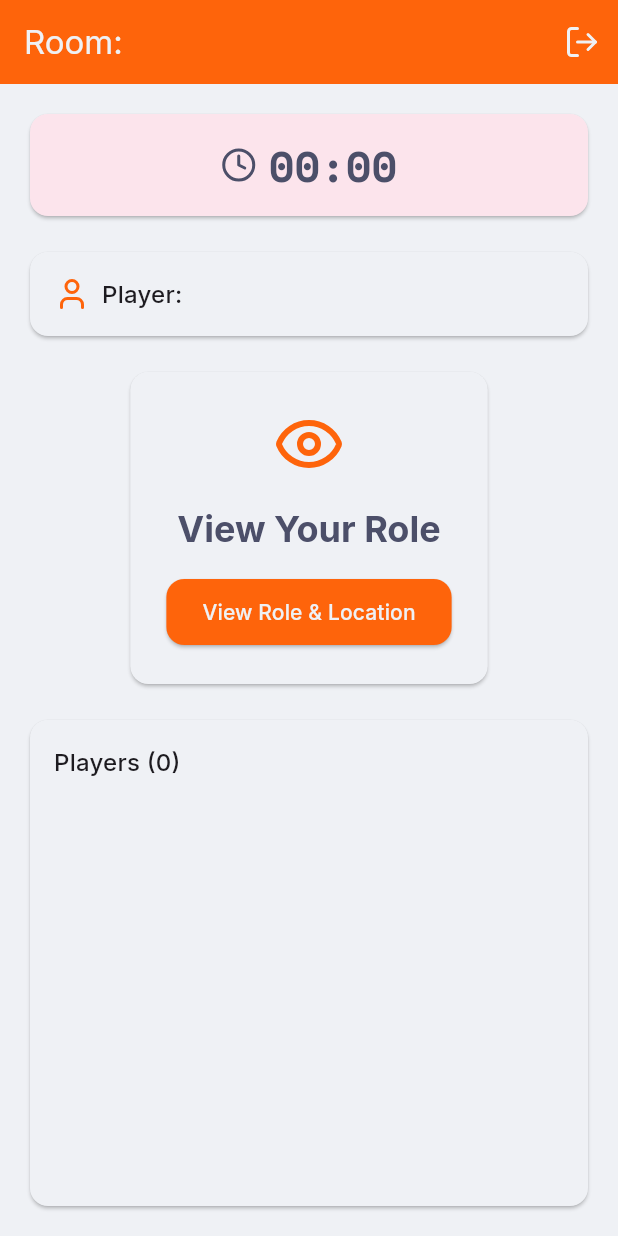
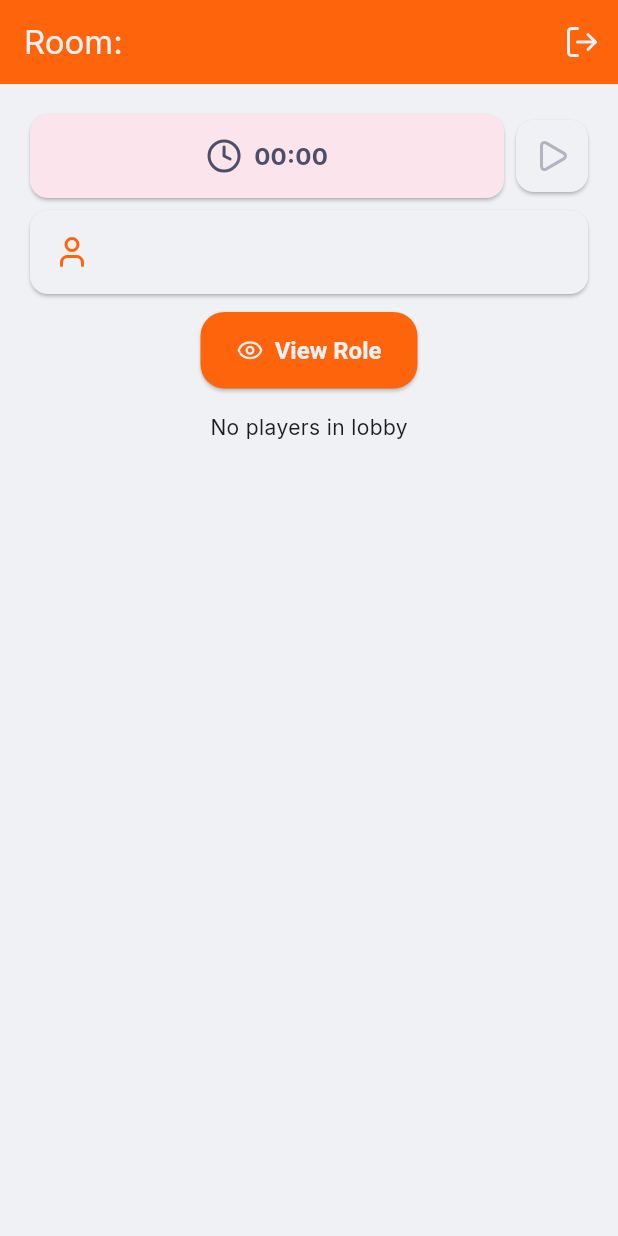
Before and after one commit to Jeshwin/Spyfall, a Flutter app: the GamePage screen opened directly with empty values, on a phone screen of 412 x 824 dp. Run offline on Flutter 3.47's test engine with Material 3 defaults, Android fonts, the light colour scheme and no system bars; our stand-ins replace cloud_firestore, firebase_core, google_fonts, lucide_icons, yaml; accounts and stored records are empty; generated files the repository leaves out were written again.

Commit message:
Work on game page more

```diff
--- a/lib/models/room.dart
+++ b/lib/models/room.dart
@@ -23,7 +23,7 @@ class RoomSettings {
 
   static RoomSettings fromJson(Map<String, dynamic> json) {
     return RoomSettings(
-      discussionTime: json['discussionTime'] ?? 480,
+      discussionTime: json['discussionTime'] ?? 360,
       votingTime: json['votingTime'] ?? 120,
       startTimerOnGameStart: json['startTimerOnGameStart'] ?? true,
     );
--- a/lib/pages/game_page.dart
+++ b/lib/pages/game_page.dart
@@ -2,7 +2,6 @@ import 'dart:async';
 
 import 'package:flutter/material.dart';
 import 'package:flutter/services.dart';
-import 'package:google_fonts/google_fonts.dart';
 import 'package:lucide_icons/lucide_icons.dart';
 
 import '../models/player.dart';
@@ -11,23 +10,23 @@ import '../services/room_service.dart';
 
 class GamePage extends StatefulWidget {
   final String roomCode;
-  final String playerName;
+  final String playerId;
 
-  const GamePage({super.key, required this.roomCode, required this.playerName});
+  const GamePage({super.key, required this.roomCode, required this.playerId});
 
   @override
   State<GamePage> createState() => _GamePageState();
 }
 
 class _GamePageState extends State<GamePage> {
-  String? _currentPlayerId;
+  Player? player;
   Timer? _gameTimer;
   int _remainingTime = 0;
 
   @override
   void initState() {
     super.initState();
-    _findCurrentPlayer();
+    _getPlayerData();
     _startGameTimer();
   }
 
@@ -37,16 +36,11 @@ class _GamePageState extends State<GamePage> {
     super.dispose();
   }
 
-  void _findCurrentPlayer() async {
-    final players = await PlayerService.getPlayersInGame(widget.roomCode);
-    for (final player in players) {
-      if (player.name == widget.playerName) {
+  void _getPlayerData() async {
+    final playerData = await PlayerService.getPlayerById(widget.playerId);
     setState(() {
-          _currentPlayerId = player.id;
+      player = playerData;
     });
-        break;
-      }
-    }
   }
 
   void _startGameTimer() async {
@@ -86,13 +80,9 @@ class _GamePageState extends State<GamePage> {
     );
   }
 
-  void _showRoleDialog() async {
-    if (_currentPlayerId == null) return;
-
-    final player = await PlayerService.getPlayerById(_currentPlayerId!);
+  void _showRoleDialog() {
     if (player == null) return;
-
-    final isSpy = player.isSpy;
+    final isSpy = player!.isSpy;
 
     showDialog(
       context: context,
@@ -109,7 +99,7 @@ class _GamePageState extends State<GamePage> {
             ),
             const SizedBox(height: 16),
             Text(
-              isSpy ? 'Role: Spy' : 'Role: $_currentPlayerId',
+              isSpy ? 'Role: Spy' : 'Role: ${widget.playerId}',
               style: TextStyle(
                 color: isSpy
                     ? Theme.of(context).colorScheme.error
@@ -166,7 +156,6 @@ class _GamePageState extends State<GamePage> {
           TextButton(
             onPressed: () {
               Navigator.of(context).pop();
-              Navigator.of(context).pop();
             },
             child: const Text('Leave'),
           ),
@@ -208,7 +197,10 @@ class _GamePageState extends State<GamePage> {
           child: Column(
             children: [
               // Timer Card
-              Card(
+              Row(
+                children: [
+                  Expanded(
+                    child: Card(
                       color: Theme.of(context).colorScheme.errorContainer,
                       child: Padding(
                         padding: const EdgeInsets.all(16.0),
@@ -217,13 +209,14 @@ class _GamePageState extends State<GamePage> {
                           children: [
                             Icon(
                               LucideIcons.clock,
-                        color: Theme.of(context).colorScheme.onErrorContainer,
+                              color: Theme.of(
+                                context,
+                              ).colorScheme.onErrorContainer,
                             ),
                             const SizedBox(width: 8),
                             Text(
                               _formatTime(_remainingTime),
-                        style: GoogleFonts.spaceMono(
-                          textStyle: Theme.of(context).textTheme.headlineMedium
+                              style: Theme.of(context).textTheme.titleMedium
                                   ?.copyWith(
                                     color: Theme.of(
                                       context,
@@ -231,12 +224,19 @@ class _GamePageState extends State<GamePage> {
                                     fontWeight: FontWeight.bold,
                                   ),
                             ),
-                      ),
                           ],
                         ),
                       ),
                     ),
-              const SizedBox(height: 16),
+                  ),
+                  Card(
+                    child: IconButton(
+                      onPressed: null,
+                      icon: Icon(LucideIcons.play),
+                    ),
+                  ),
+                ],
+              ),
 
               // Player Info Card
               Card(
@@ -250,146 +250,94 @@ class _GamePageState extends State<GamePage> {
                       ),
                       const SizedBox(width: 8),
                       Text(
-                        'Player: ${widget.playerName}',
+                        widget.playerId,
                         style: Theme.of(context).textTheme.titleMedium,
                       ),
                     ],
                   ),
                 ),
               ),
-              const SizedBox(height: 16),
+              const SizedBox(height: 8),
 
               // Role Button
-              Card(
-                child: Padding(
-                  padding: const EdgeInsets.all(24.0),
-                  child: Column(
-                    children: [
-                      Icon(
-                        LucideIcons.eye,
-                        size: 48,
-                        color: Theme.of(context).colorScheme.primary,
-                      ),
-                      const SizedBox(height: 16),
-                      Text(
-                        'View Your Role',
-                        style: Theme.of(context).textTheme.headlineSmall
-                            ?.copyWith(
-                              color: Theme.of(context).colorScheme.onSurface,
-                              fontWeight: FontWeight.bold,
-                            ),
-                        textAlign: TextAlign.center,
-                      ),
-                      const SizedBox(height: 16),
-                      ElevatedButton(
+              ElevatedButton.icon(
                 onPressed: _showRoleDialog,
+                icon: const Icon(LucideIcons.eye),
+                label: const Text('View Role'),
                 style: ElevatedButton.styleFrom(
-                          backgroundColor: Theme.of(
-                            context,
-                          ).colorScheme.primary,
-                          foregroundColor: Theme.of(
-                            context,
-                          ).colorScheme.onPrimary,
+                  backgroundColor: Theme.of(context).colorScheme.primary,
+                  foregroundColor: Theme.of(context).colorScheme.onPrimary,
                   padding: const EdgeInsets.symmetric(
-                            vertical: 12,
+                    vertical: 16,
                     horizontal: 24,
                   ),
                   shape: RoundedRectangleBorder(
-                            borderRadius: BorderRadius.circular(12),
+                    borderRadius: BorderRadius.circular(16),
+                  ),
+                  textStyle: const TextStyle(
+                    fontSize: 16,
+                    fontWeight: FontWeight.w600,
                   ),
                 ),
-                        child: const Text('View Role & Location'),
               ),
+              const SizedBox(height: 16),
+              _buildPlayersList(),
             ],
           ),
         ),
       ),
-              const SizedBox(height: 16),
+    );
+  }
 
-              // Players List
-              Expanded(
-                child: StreamBuilder<List<Player>>(
+  Widget _buildPlayersList() {
+    return StreamBuilder<List<Player>>(
       stream: PlayerService.watchPlayersInGame(widget.roomCode),
       builder: (context, snapshot) {
         if (snapshot.hasError) {
-                      return Card(
-                        child: Padding(
-                          padding: const EdgeInsets.all(16.0),
-                          child: Text('Error: ${snapshot.error}'),
-                        ),
-                      );
+          return Text('Error: ${snapshot.error}');
         }
 
         if (!snapshot.hasData) {
-                      return const Card(
-                        child: Padding(
-                          padding: EdgeInsets.all(16.0),
-                          child: Center(child: CircularProgressIndicator()),
-                        ),
-                      );
+          return const Center(child: CircularProgressIndicator());
         }
 
         final players = snapshot.data!;
-                    return Card(
-                      child: Padding(
-                        padding: const EdgeInsets.all(16.0),
-                        child: Column(
-                          crossAxisAlignment: CrossAxisAlignment.start,
-                          children: [
-                            Text(
-                              'Players (${players.length})',
-                              style: Theme.of(context).textTheme.titleMedium,
-                            ),
-                            const SizedBox(height: 8),
-                            Expanded(
+
+        if (players.isEmpty) {
+          return const Center(child: Text('No players in lobby'));
+        }
+
+        return SizedBox(
+          height: 200,
+          child: Scrollbar(
             child: ListView.builder(
+              physics: const BouncingScrollPhysics(),
               itemCount: players.length,
               itemBuilder: (context, index) {
                 final player = players[index];
-                                  final isCurrentPlayer =
-                                      player.name == widget.playerName;
 
-                                  return ListTile(
+                if (player.id == widget.playerId) {
+                  return SizedBox();
+                }
+
+                return Card.filled(
+                  child: ListTile(
                     leading: Icon(
-                                      player.isHost
-                                          ? LucideIcons.crown
-                                          : LucideIcons.user,
+                      player.isHost ? LucideIcons.crown : LucideIcons.user,
                       color: player.isHost
-                                          ? Theme.of(
-                                              context,
-                                            ).colorScheme.primary
-                                          : Theme.of(
-                                              context,
-                                            ).colorScheme.onSurface,
+                          ? Theme.of(context).colorScheme.primary
+                          : Theme.of(context).colorScheme.onSurface,
                     ),
-                                    title: Text(
-                                      player.name,
-                                      style: isCurrentPlayer
-                                          ? TextStyle(
-                                              fontWeight: FontWeight.bold,
-                                              color: Theme.of(
-                                                context,
-                                              ).colorScheme.primary,
-                                            )
-                                          : null,
-                                    ),
+                    title: Text(player.name),
                     trailing: Row(
                       mainAxisSize: MainAxisSize.min,
                       children: [
-                                        if (isCurrentPlayer)
+                        if (player.isReady)
                           Icon(
-                                            LucideIcons.star,
-                                            color: Theme.of(
-                                              context,
-                                            ).colorScheme.primary,
+                            LucideIcons.check,
+                            color: Theme.of(context).colorScheme.primary,
                           ),
                         if (player.isHost) const Text('HOST'),
-                                      ],
-                                    ),
-                                  );
-                                },
-                              ),
-                            ),
                       ],
                     ),
                   ),
@@ -397,10 +345,8 @@ class _GamePageState extends State<GamePage> {
               },
             ),
           ),
-            ],
-          ),
-        ),
-      ),
+        );
+      },
     );
   }
 }
```
Also changed, not shown: lib/pages/lobby_page.dart (+32 -47 lines). Lines whose indentation alone changed are shown as unchanged.
